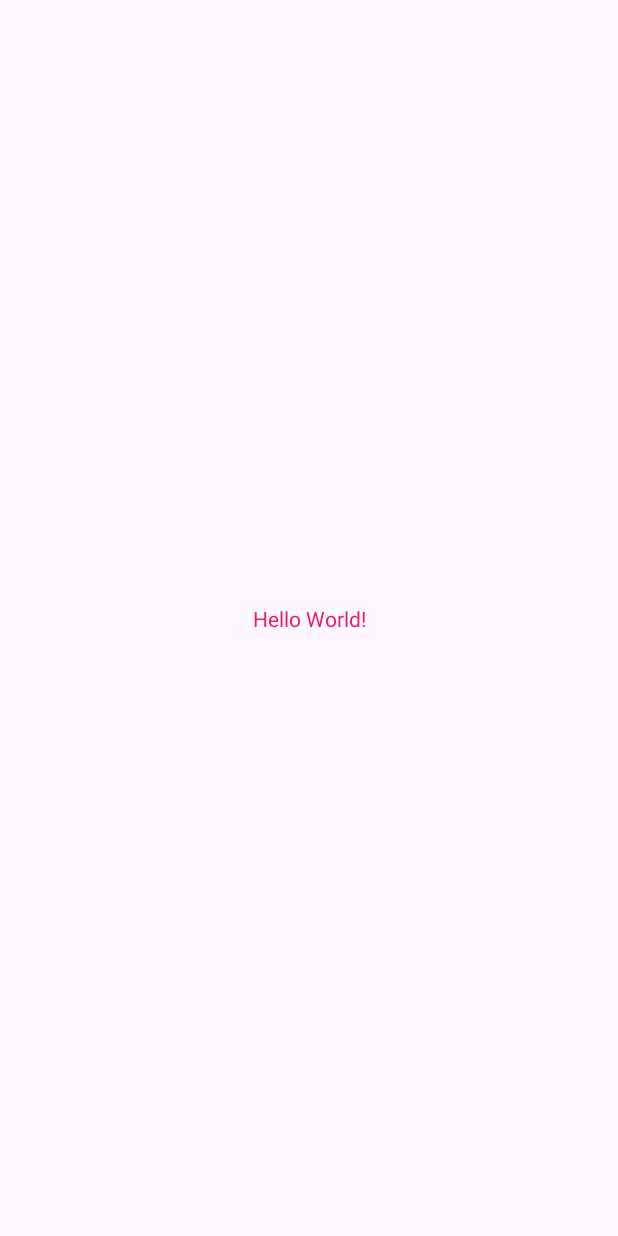
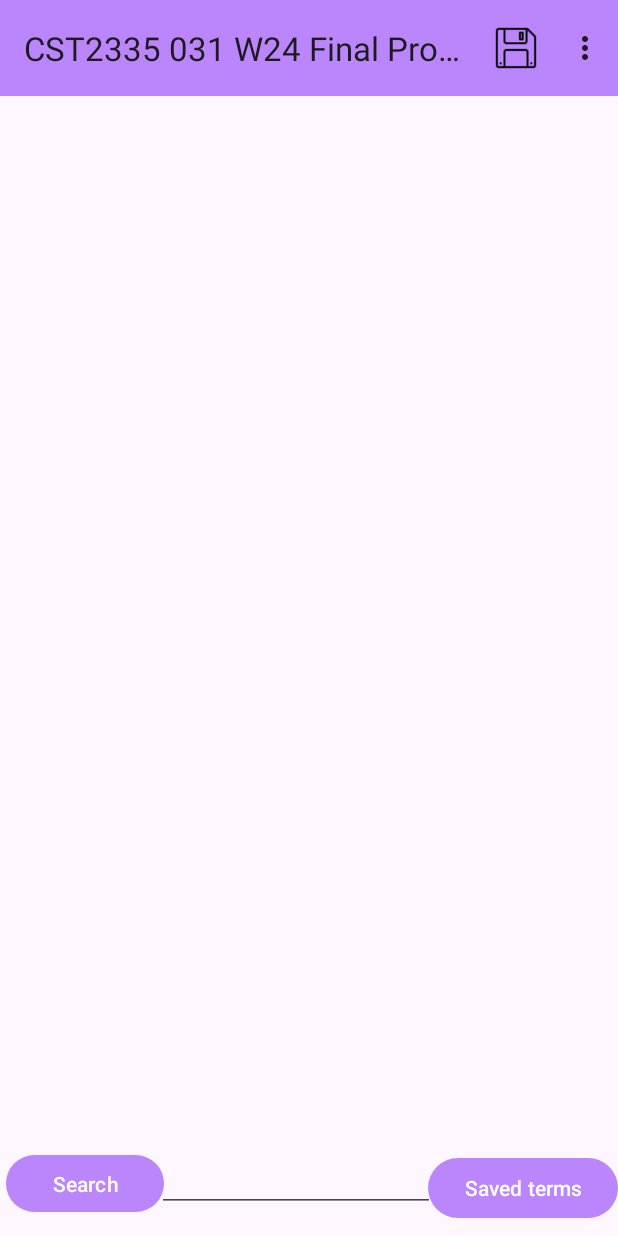
Before and after one commit to aiplx/CST2335_031_W24_FinalProject, an Android app: the screen it shows after launch (MainActivity before the commit, DictionaryRoom after it), on a phone screen of 412 x 824 dp. Before the commit the screen is almost empty. Run offline under Robolectric (Android 15) with nearby library versions, the phone set to English and light mode, and no system bars; our stand-ins replace Volley.

Commit message:
Setup the dictionary room layout

```diff
--- /dev/null
+++ b/app/src/main/res/layout/activity_dictionary_room.xml
@@ -0,0 +1,62 @@
+<?xml version="1.0" encoding="utf-8"?>
+<androidx.constraintlayout.widget.ConstraintLayout xmlns:android="http://schemas.android.com/apk/res/android"
+    xmlns:app="http://schemas.android.com/apk/res-auto"
+    xmlns:tools="http://schemas.android.com/tools"
+    android:id="@+id/main"
+    android:layout_width="match_parent"
+    android:layout_height="match_parent"
+    tools:context=".DictionaryRoom">
+
+    <androidx.recyclerview.widget.RecyclerView
+        android:id="@+id/recycleView"
+        android:layout_width="0dp"
+        android:layout_height="0dp"
+        android:layout_marginTop="?attr/actionBarSize"
+        app:layout_constraintBottom_toBottomOf="parent"
+        app:layout_constraintEnd_toEndOf="parent"
+        app:layout_constraintHorizontal_bias="0.0"
+        app:layout_constraintStart_toStartOf="parent"
+        app:layout_constraintTop_toTopOf="parent"
+        app:layout_constraintVertical_bias="0.0" />
+
+    <Button
+        android:id="@+id/search_Button"
+        android:layout_width="105dp"
+        android:layout_height="46dp"
+        android:layout_marginStart="4dp"
+        android:layout_marginBottom="12dp"
+        android:text="@string/search_Button"
+        app:layout_constraintBottom_toBottomOf="parent"
+        app:layout_constraintStart_toStartOf="parent" />
+
+    <EditText
+        android:id="@+id/searchField"
+        android:layout_width="185dp"
+        android:layout_height="48dp"
+        android:layout_marginBottom="16dp"
+        android:inputType="text"
+        android:text=""
+        app:layout_constraintBottom_toBottomOf="parent"
+        app:layout_constraintEnd_toStartOf="@+id/savedTerms_Button"
+        app:layout_constraintStart_toEndOf="@+id/search_Button" />
+
+    <Button
+        android:id="@+id/savedTerms_Button"
+        android:layout_width="wrap_content"
+        android:layout_height="wrap_content"
+        android:layout_marginBottom="8dp"
+        android:text="@string/savedTerms_Button"
+        app:layout_constraintBottom_toBottomOf="parent"
+        app:layout_constraintEnd_toEndOf="parent" />
+
+    <androidx.appcompat.widget.Toolbar
+        android:id="@+id/dictionaryRoomToolbar"
+        android:layout_width="match_parent"
+        android:layout_height="wrap_content"
+        android:background="?attr/colorPrimary"
+        android:minHeight="?attr/actionBarSize"
+        android:theme="?attr/actionBarTheme"
+        tools:layout_editor_absoluteX="1dp"
+        tools:layout_editor_absoluteY="0dp" />
+
+</androidx.constraintlayout.widget.ConstraintLayout>
--- /dev/null
+++ b/app/src/main/res/menu/dictionary_room_menu.xml
@@ -0,0 +1,21 @@
+<?xml version="1.0" encoding="utf-8"?>
+<menu xmlns:app="http://schemas.android.com/apk/res-auto"
+    xmlns:android="http://schemas.android.com/apk/res/android">
+
+    <item
+        android:id="@+id/item_1"
+        android:icon="@drawable/save_icon"
+        android:orderInCategory="100"
+        android:title="@string/saveIcon_title"
+        app:showAsAction="always" />
+
+    <item
+        android:id="@+id/item_2"
+        android:title="@string/app_info"
+        app:showAsAction="never" />
+
+    <item
+        android:id="@+id/item_3"
+        android:title="@string/author_info"
+        app:showAsAction="never" />
+</menu>
--- a/app/src/main/res/values/strings.xml
+++ b/app/src/main/res/values/strings.xml
@@ -1,3 +1,11 @@
 <resources>
     <string name="app_name">CST2335 031 W24 Final Project</string>
+    <string name="search_Button">Search</string>
+    <string name="savedTerms_Button">Saved terms</string>
+    <string name="saveIcon_title">Save</string>
+    <string name="author_info">About the author</string>
+    <string name="app_info">About the application</string>
+    <string name="author_info_detail">Version 0.1, created by Ping Liang</string>
+    <string name="app_info_detail">This app is easy to use:\n1.Enter the word you want to search and click the \"Search\" button\n2.Add the searched term to your saved list by clicking the menu at the top\n3.Navigate your saved words by clicking the \"Saved terms\" button\n4.You can delete the saved words from your list by click the specific words and comfirm deletion\nThat\'s all you need to know, enjoy!</string>
+    <string name="app_info_title">About this APP:</string>
 </resources>
```
Also changed, not shown: app/build.gradle.kts (+21 -1 lines), app/src/main/AndroidManifest.xml (+11 -1 lines), app/src/main/java/algonquin/cst2335/lian0122/DictionaryRoom.java (added, +137 -0 lines), app/src/main/res/drawable/save_icon.png (added).
